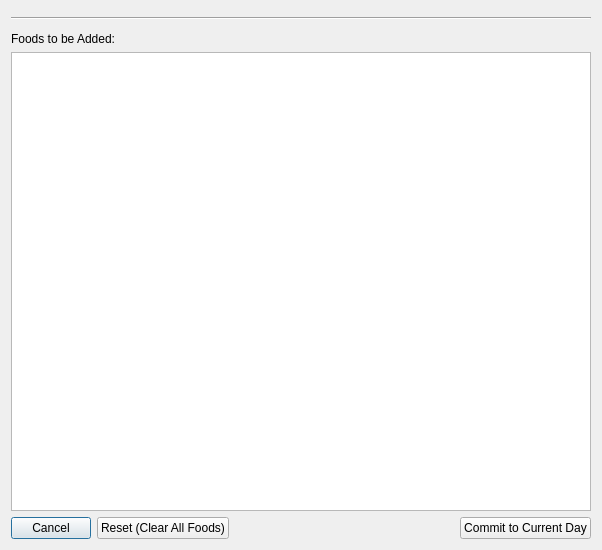
This is src/add_food.ui in tylermchenry/nutrition_tracker as Qt 5 draws it before an edit. The edited form follows.
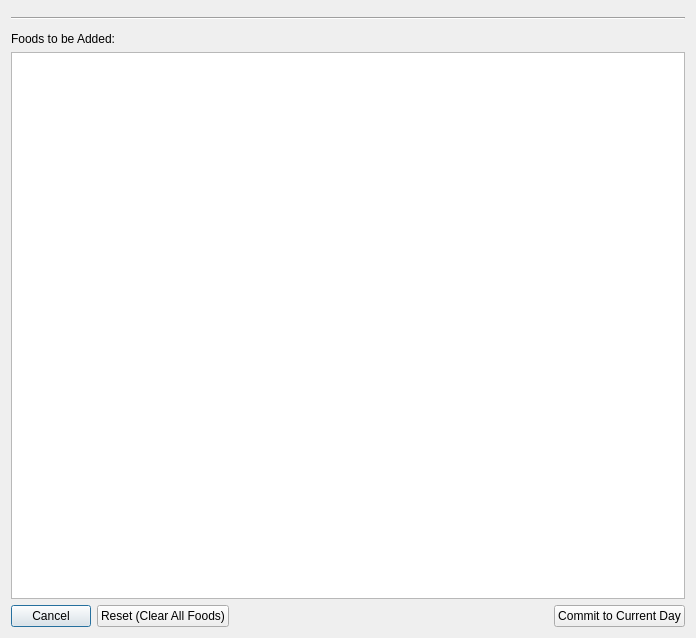
This is the edited form. Custom widgets are drawn as their Qt base class.

Commit message: Tweak layout of UI controls a bit

```diff
--- a/src/add_food.ui
+++ b/src/add_food.ui
@@ -9,8 +9,8 @@
    <rect>
     <x>0</x>
     <y>0</y>
-    <width>602</width>
-    <height>550</height>
+    <width>696</width>
+    <height>638</height>
    </rect>
   </property>
   <property name="windowTitle">
```
The commit also changes 2 other files.
